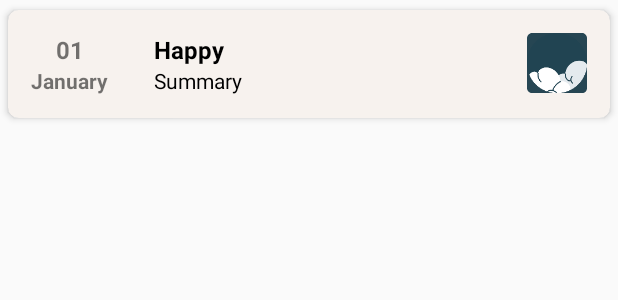
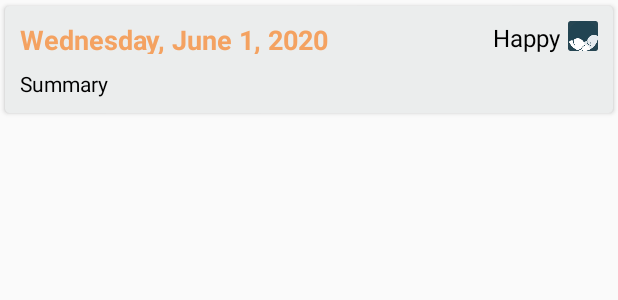
Before and after one commit to joelchunsheng/Meditate, an Android app: the layout moodhistoryrow.xml on its own in the app's theme, with its tools: preview values and no code run, on a phone screen of 412 x 824 dp. Shown: the top 300 px of the screen. Run offline under Robolectric (Android 15) with nearby library versions, the light colour scheme and no system bars.

Commit message:
updated mood journal ui

```diff
--- a/app/src/main/AndroidManifest.xml
+++ b/app/src/main/AndroidManifest.xml
@@ -25,11 +25,11 @@
 
         <activity android:name=".Login.LoginActivity"
             android:theme="@style/AppTheme.NoActionBar">
-<!--            <intent-filter>-->
-<!--                <action android:name="android.intent.action.MAIN" />-->
+            <intent-filter>
+                <action android:name="android.intent.action.MAIN" />
 
-<!--                <category android:name="android.intent.category.LAUNCHER" />-->
-<!--            </intent-filter>-->
+                <category android:name="android.intent.category.LAUNCHER" />
+            </intent-filter>
         </activity>
 
         <activity
@@ -38,11 +38,11 @@
 
         <activity android:name=".MainActivity"
             android:theme="@style/AppTheme.NoActionBar">
-            <intent-filter>
-                <action android:name="android.intent.action.MAIN" />
+<!--            <intent-filter>-->
+<!--                <action android:name="android.intent.action.MAIN" />-->
 
-                <category android:name="android.intent.category.LAUNCHER" />
-            </intent-filter>
+<!--                <category android:name="android.intent.category.LAUNCHER" />-->
+<!--            </intent-filter>-->
         </activity>
 
     </application>
--- a/app/src/main/java/com/android/meditate/Mood/MoodAdapter.java
+++ b/app/src/main/java/com/android/meditate/Mood/MoodAdapter.java
@@ -33,7 +33,6 @@ public class MoodAdapter extends RecyclerView.Adapter<MoodHolder> {
     @Override
     public void onBindViewHolder(@NonNull MoodHolder holder, int position) {
         holder.date.setText(moodList.get(position).getDate());
-        holder.month.setText(moodList.get(position).getMonth());
         holder.mood.setText(moodList.get(position).getMood());
         holder.summary.setText(moodList.get(position).getSummary());
         holder.moodImage.setImageResource(moodList.get(position).getImage());
--- a/app/src/main/java/com/android/meditate/Mood/MoodHistory.java
+++ b/app/src/main/java/com/android/meditate/Mood/MoodHistory.java
@@ -36,7 +36,7 @@ public class MoodHistory extends AppCompatActivity {
         setContentView(R.layout.activity_mood_history);
 
         ActionBar actionBar = getSupportActionBar();
-        actionBar.setTitle("Mood History");
+        actionBar.setTitle("Mood Journal");
 
         moodRecyclerView = findViewById(R.id.moodHistoryRecycler);
         moodRecyclerView.setLayoutManager(new LinearLayoutManager(this));
@@ -59,7 +59,6 @@ public class MoodHistory extends AppCompatActivity {
                                 //save document to list
                                 MoodModel moodModel = new MoodModel();
                                 moodModel.setDate(document.getString("date"));
-                                moodModel.setMonth(document.getString("month"));
                                 moodModel.setMood(document.getString("mood"));
                                 moodModel.setSummary(document.getString("summary"));
 
--- a/app/src/main/java/com/android/meditate/Mood/MoodHolder.java
+++ b/app/src/main/java/com/android/meditate/Mood/MoodHolder.java
@@ -12,13 +12,12 @@ import com.android.meditate.R;
 public class MoodHolder extends RecyclerView.ViewHolder {
 
     ImageView moodImage;
-    TextView date, month, mood, summary;
+    TextView date, mood, summary;
     public MoodHolder(@NonNull View itemView) {
         super(itemView);
 
         this.moodImage = itemView.findViewById(R.id.moodImageView);
         this.date = itemView.findViewById(R.id.dateTextView);
-        this.month = itemView.findViewById(R.id.monthTextView);
         this.mood = itemView.findViewById(R.id.moodTextView);
         this.summary = itemView.findViewById(R.id.summaryTextView);
 
--- a/app/src/main/java/com/android/meditate/Mood/MoodModel.java
+++ b/app/src/main/java/com/android/meditate/Mood/MoodModel.java
@@ -2,7 +2,7 @@ package com.android.meditate.Mood;
 
 public class MoodModel {
 
-    private String date, month, mood, summary;
+    private String date, mood, summary;
     private int image;
 
     public String getDate() {
@@ -11,14 +11,6 @@ public class MoodModel {
 
     public void setDate(String date) {
         this.date = date;
-    }
-
-    public String getMonth() {
-        return month;
-    }
-
-    public void setMonth(String month) {
-        this.month = month;
     }
 
     public String getMood() {
--- a/app/src/main/res/layout/activity_mood_history.xml
+++ b/app/src/main/res/layout/activity_mood_history.xml
@@ -5,7 +5,7 @@
     android:layout_width="match_parent"
     android:layout_height="match_parent"
     android:orientation="vertical"
-    android:paddingHorizontal="15dp"
+    android:layout_marginHorizontal="15dp"
     tools:context=".Mood.MoodHistory">
 
     <androidx.core.widget.NestedScrollView
@@ -17,12 +17,19 @@
             android:layout_height="wrap_content"
             android:orientation="vertical">
 
-
+<!--            <TextView-->
+<!--                android:layout_width="match_parent"-->
+<!--                android:layout_height="wrap_content"-->
+<!--                android:text="Journals"-->
+<!--                android:textColor="#000000"-->
+<!--                android:textSize="24sp"-->
+<!--                android:textStyle="bold" />-->
 
             <androidx.recyclerview.widget.RecyclerView
                 android:id="@+id/moodHistoryRecycler"
                 android:layout_width="match_parent"
-                android:layout_height="wrap_content" />
+                android:layout_height="wrap_content"
+                android:layout_marginTop="15dp"/>
         </LinearLayout>
     </androidx.core.widget.NestedScrollView>
 
--- a/app/src/main/res/layout/moodhistoryrow.xml
+++ b/app/src/main/res/layout/moodhistoryrow.xml
@@ -1,51 +1,43 @@
 <?xml version="1.0" encoding="utf-8"?>
-<androidx.cardview.widget.CardView xmlns:android="http://schemas.android.com/apk/res/android"
+<androidx.cardview.widget.CardView
+    xmlns:android="http://schemas.android.com/apk/res/android"
     android:layout_width="match_parent"
     android:layout_height="wrap_content"
     xmlns:app="http://schemas.android.com/apk/res-auto"
-    app:cardBackgroundColor="#f7f2ee"
-    app:cardCornerRadius="7dp"
-    app:cardElevation="3dp"
+    app:cardBackgroundColor="#ebeded"
+    app:cardCornerRadius="3dp"
     app:cardUseCompatPadding="true">
 
     <RelativeLayout
         android:layout_width="match_parent"
         android:layout_height="wrap_content"
-        android:padding="15dp">
+        android:layout_margin="10dp">
 
         <LinearLayout
-            android:id="@+id/dateLayout"
-            android:layout_width="wrap_content"
+            android:id="@+id/historHeader"
+            android:layout_width="match_parent"
             android:layout_height="wrap_content"
-            android:orientation="vertical">
+            android:orientation="horizontal"
+            android:weightSum="10"
+            >
 
             <TextView
                 android:id="@+id/dateTextView"
                 android:layout_width="wrap_content"
-                android:layout_height="wrap_content"
-                android:layout_gravity="center"
-                android:text="01"
-                android:textSize="16sp"
+                android:layout_height="match_parent"
+                android:layout_weight="7"
+                android:text="Wednesday, June 1, 2020"
+                android:textColor="@color/colorSandy"
+                android:textSize="18sp"
                 android:textStyle="bold" />
-
-            <TextView
-                android:id="@+id/monthTextView"
-                android:layout_width="wrap_content"
-                android:layout_height="wrap_content"
-                android:layout_gravity="center"
-                android:text="January"
-                android:textStyle="bold" />
-
-        </LinearLayout>
-
 
             <LinearLayout
                 android:layout_width="wrap_content"
                 android:layout_height="wrap_content"
-            android:orientation="vertical"
-            android:layout_toEndOf="@id/dateLayout"
-            android:layout_toStartOf="@id/moodImageView"
-            android:layout_marginStart="30dp">
+                android:orientation="horizontal"
+                android:layout_weight="3"
+                android:gravity="right"
+                >
 
                 <TextView
                     android:id="@+id/moodTextView"
@@ -53,25 +45,28 @@
                     android:layout_height="wrap_content"
                     android:text="Happy"
                     android:textColor="#000000"
-                android:textSize="16sp"
-                android:textStyle="bold" />
+                    android:textSize="16sp" />
+
+                <ImageView
+                    android:id="@+id/moodImageView"
+                    android:layout_width="20dp"
+                    android:layout_height="20dp"
+                    android:layout_marginStart="5dp"
+                    android:src="@mipmap/ic_launcher"
+                    />
+            </LinearLayout>
+
+        </LinearLayout>
 
         <TextView
             android:id="@+id/summaryTextView"
-                android:layout_width="wrap_content"
+            android:layout_width="match_parent"
             android:layout_height="wrap_content"
+            android:layout_below="@id/historHeader"
+            android:layout_marginTop="10dp"
             android:text="Summary"
             android:textColor="#000000" />
-
-        </LinearLayout>
-
-        <ImageView
-            android:id="@+id/moodImageView"
-            android:layout_width="40dp"
-            android:layout_height="40dp"
-            android:src="@mipmap/ic_launcher"
-            android:layout_alignParentEnd="true"/>
-
     </RelativeLayout>
 
+
 </androidx.cardview.widget.CardView>
```
Also changed, not shown: build.gradle (line endings or trailing spaces), 1 other file. Lines whose indentation alone changed are shown as unchanged.
